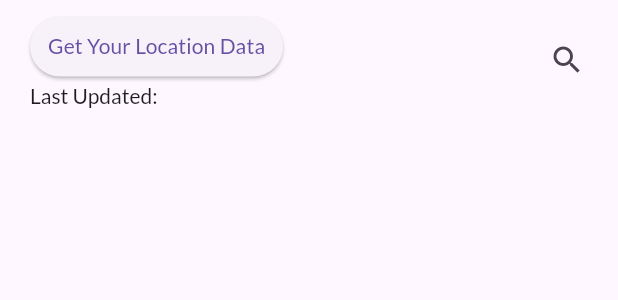
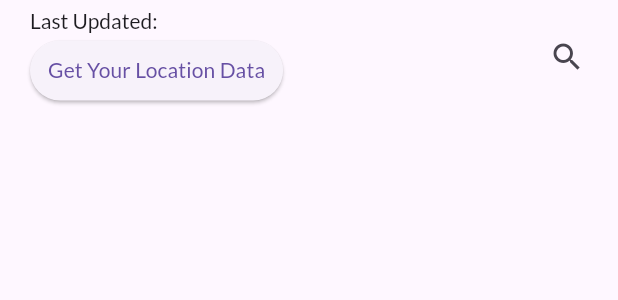
Before and after one commit to ujjwalkarkiEB/flutter_bloc_weather_app, a Flutter app: the CustomAppBar widget shown alone on an empty page, opened directly with empty values, on a phone screen of 412 x 824 dp. Shown: the top 300 px of the screen. Run offline on Flutter 3.47's test engine with Material 3 defaults, Android fonts, the phone set to English and light mode, and no system bars; our stand-ins replace bloc, dio, flutter_bloc, freezed_annotation, gap, google_fonts and 1 more; network calls fail.

```diff
--- a/lib/common/appbar/custom_appbar.dart
+++ b/lib/common/appbar/custom_appbar.dart
@@ -20,7 +20,7 @@ class CustomAppBar extends StatefulWidget implements PreferredSizeWidget {
   State<CustomAppBar> createState() => _CustomAppBarState();
 
   @override
-  Size get preferredSize => const Size.fromHeight(kToolbarHeight + 5);
+  Size get preferredSize => const Size.fromHeight(kToolbarHeight + 20);
 }
 
 class _CustomAppBarState extends State<CustomAppBar> {
@@ -75,10 +75,14 @@ class _CustomAppBarState extends State<CustomAppBar> {
       padding: const EdgeInsets.fromLTRB(0, 0, 10, 0),
       child: AppBar(
         titleSpacing: 20,
-        toolbarHeight: 80,
+        toolbarHeight: 76,
         title: Column(
           crossAxisAlignment: CrossAxisAlignment.start,
           children: [
+            Text(
+              'Last Updated: ${widget.updatedTime}',
+              style: TextStyle(fontSize: widget.showCurrentLocation ? 16 : 14),
+            ),
             if (!widget.showCurrentLocation)
               ElevatedButton(
                   onPressed: () {
@@ -90,10 +94,6 @@ class _CustomAppBarState extends State<CustomAppBar> {
                     'Get Your Location Data',
                     style: TextStyle(fontSize: 14),
                   )),
-            Text(
-              'Last Updated: ${widget.updatedTime}',
-              style: TextStyle(fontSize: widget.showCurrentLocation ? 16 : 14),
-            ),
           ],
         ),
         actions: [
--- a/lib/features/weather/repository/weather_repository.dart
+++ b/lib/features/weather/repository/weather_repository.dart
@@ -4,9 +4,7 @@ import '../../../utils/network/dio_interceptor.dart';
 import '../model/weather.dart';
 
 class WeatherRepository {
-  final Dio _dio = DioInterceptor.getDio('http://api.weatherapi.com/v1', null);
-
-  WeatherRepository();
+  final Dio _dio = DioInterceptor.getDio('http://api.weatherapi.com/v1');
 
   Future<Weather> getWeather({
     double? lat,
--- a/lib/utils/network/dio_interceptor.dart
+++ b/lib/utils/network/dio_interceptor.dart
@@ -1,7 +1,7 @@
 import 'package:dio/dio.dart';
 
 class DioInterceptor {
-  static Dio getDio(String baseUrl, String? apiKey) {
+  static Dio getDio(String baseUrl, {String? apiKey}) {
     BaseOptions options = BaseOptions(
       baseUrl: baseUrl,
       headers: {
```
Also changed, not shown: 4 other files.
